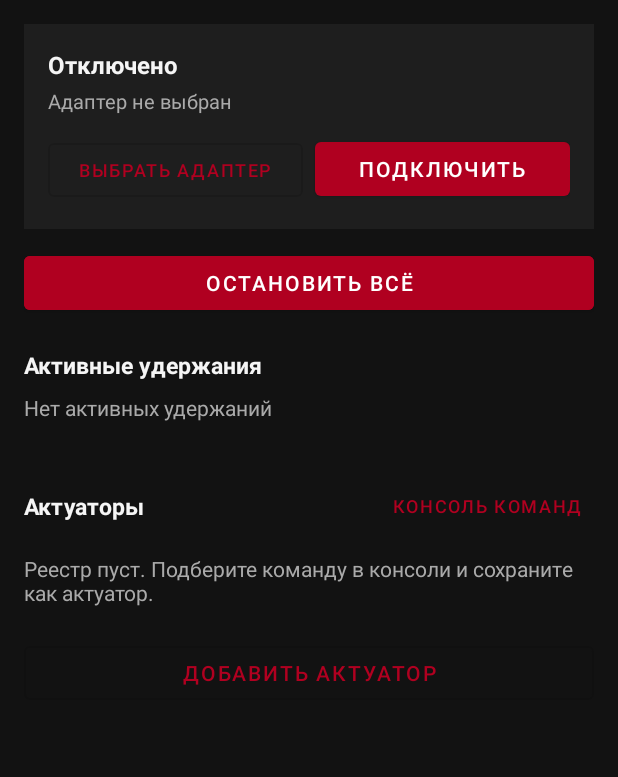
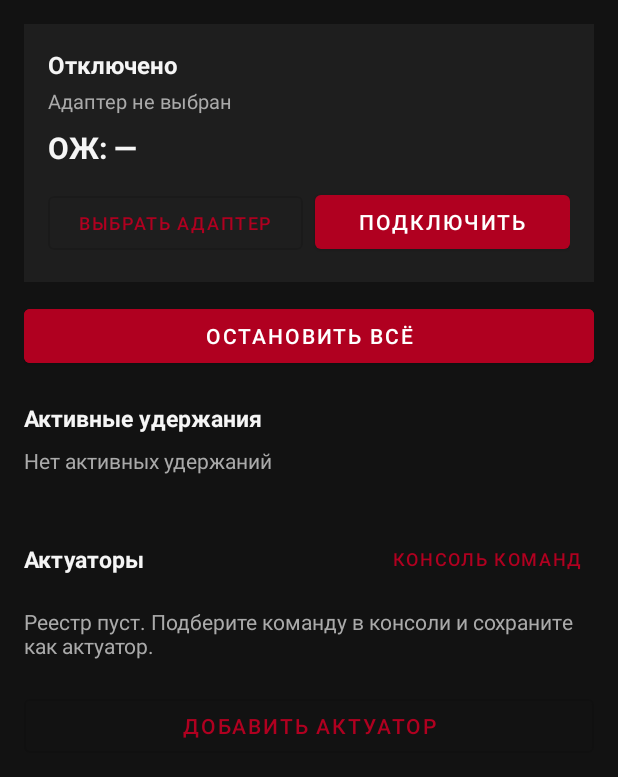
Before and after one commit to kapyctnik-ai/volvo960, an Android app: the screen it shows after launch (MainActivity), on a phone screen of 412 x 824 dp. Shown: the top 777 px of the screen. Run offline under Robolectric (Android 15) with nearby library versions, the phone set to English and light mode, and no system bars; our stand-ins replace Room's generated code.

Commit message:
Add live coolant temperature readout
Unlike actuator control, engine coolant temp (Mode 01 PID 05) is part of
the standard OBD-II spec, so it's safe to poll automatically over the
shared transport queue and show on the main screen while connected.

```diff
--- a/app/src/main/java/com/volvo960/obdctl/ui/main/MainActivity.kt
+++ b/app/src/main/java/com/volvo960/obdctl/ui/main/MainActivity.kt
@@ -87,6 +87,15 @@ class MainActivity : AppCompatActivity() {
             repeatOnLifecycle(Lifecycle.State.STARTED) {
                 launch {
                     viewModel.connectionState.collect { state -> renderConnectionState(state) }
+                }
+                launch {
+                    viewModel.coolantTempC.collect { tempC ->
+                        binding.textCoolantTemp.text = if (tempC != null) {
+                            getString(R.string.coolant_temp_value, tempC)
+                        } else {
+                            getString(R.string.coolant_temp_unknown)
+                        }
+                    }
                 }
                 launch {
                     combine(viewModel.actuators, viewModel.activeHolds) { list, holds -> list to holds }
--- a/app/src/main/java/com/volvo960/obdctl/ui/main/MainViewModel.kt
+++ b/app/src/main/java/com/volvo960/obdctl/ui/main/MainViewModel.kt
@@ -9,16 +9,67 @@ import com.volvo960.obdctl.data.Actuator
 import com.volvo960.obdctl.service.HoldService
 import com.volvo960.obdctl.service.HoldStatus
 import com.volvo960.obdctl.transport.ConnectionState
+import com.volvo960.obdctl.transport.Elm327Transport
+import kotlinx.coroutines.delay
+import kotlinx.coroutines.flow.MutableStateFlow
 import kotlinx.coroutines.flow.StateFlow
+import kotlinx.coroutines.flow.asStateFlow
+import kotlinx.coroutines.flow.collectLatest
 import kotlinx.coroutines.launch
 
 class MainViewModel(application: Application) : AndroidViewModel(application) {
+
+    companion object {
+        private const val COOLANT_TEMP_PID = "0105"
+        private const val COOLANT_POLL_INTERVAL_MS = 3_000L
+    }
 
     private val app = application as VolvoApp
 
     val connectionState: StateFlow<ConnectionState> = app.transport.connectionState
     val activeHolds: StateFlow<Map<Long, HoldStatus>> = app.holdManager.activeHolds
     val actuators = app.repository.observeAll()
+
+    private val _coolantTempC = MutableStateFlow<Int?>(null)
+    /** Live engine coolant temperature in °C, from the standard OBD-II PID 0105. Null while not connected or not yet read. */
+    val coolantTempC: StateFlow<Int?> = _coolantTempC.asStateFlow()
+
+    init {
+        // Standard Mode 01 PID 05 is part of the OBD-II spec (unlike actuator
+        // control, which is manufacturer-specific), so it's safe to poll
+        // automatically over the same shared transport queue as everything else.
+        viewModelScope.launch {
+            connectionState.collectLatest { state ->
+                if (state is ConnectionState.Connected) {
+                    pollCoolantTemp()
+                } else {
+                    _coolantTempC.value = null
+                }
+            }
+        }
+    }
+
+    private suspend fun pollCoolantTemp() {
+        while (true) {
+            when (val result = app.transport.sendRaw(COOLANT_TEMP_PID, 3_000L)) {
+                is Elm327Transport.CommandResult.Success -> parseCoolantTemp(result.response)?.let { _coolantTempC.value = it }
+                is Elm327Transport.CommandResult.Error -> Unit
+            }
+            delay(COOLANT_POLL_INTERVAL_MS)
+        }
+    }
+
+    /** Parses a "41 05 xx" Mode 01 PID 05 response; temperature is xx (hex) - 40 °C. */
+    private fun parseCoolantTemp(response: String): Int? {
+        val bytes = response.uppercase()
+            .split(Regex("[\\s\r\n]+"))
+            .filter { it.matches(Regex("[0-9A-F]{2}")) }
+        val modeIndex = bytes.indexOf("41")
+        if (modeIndex == -1 || modeIndex + 2 >= bytes.size) return null
+        if (bytes[modeIndex + 1] != "05") return null
+        val raw = bytes[modeIndex + 2].toIntOrNull(16) ?: return null
+        return raw - 40
+    }
 
     fun connect(device: BluetoothDevice) {
         app.prefs.lastDeviceAddress = device.address
--- a/app/src/main/res/layout/activity_main.xml
+++ b/app/src/main/res/layout/activity_main.xml
@@ -37,6 +37,16 @@
                 android:textColor="@color/text_secondary"
                 android:textSize="13sp"
                 tools:text="00:11:22:33:44:55" />
+
+            <TextView
+                android:id="@+id/textCoolantTemp"
+                android:layout_width="match_parent"
+                android:layout_height="wrap_content"
+                android:layout_marginTop="8dp"
+                android:textColor="@color/text_primary"
+                android:textSize="20sp"
+                android:textStyle="bold"
+                tools:text="ОЖ: 87 °C" />
 
             <LinearLayout
                 android:layout_width="match_parent"
--- a/app/src/main/res/values/strings.xml
+++ b/app/src/main/res/values/strings.xml
@@ -11,6 +11,8 @@
     <string name="action_disconnect">Отключить</string>
     <string name="action_choose_device">Выбрать адаптер</string>
     <string name="no_device_selected">Адаптер не выбран</string>
+    <string name="coolant_temp_value">ОЖ: %1$d °C</string>
+    <string name="coolant_temp_unknown">ОЖ: —</string>
     <string name="no_paired_devices">Нет сопряжённых Bluetooth-устройств. Сопрягите ELM327 в настройках Android.</string>
     <string name="dialog_title_choose_device">Сопряжённые устройства</string>
 
```
